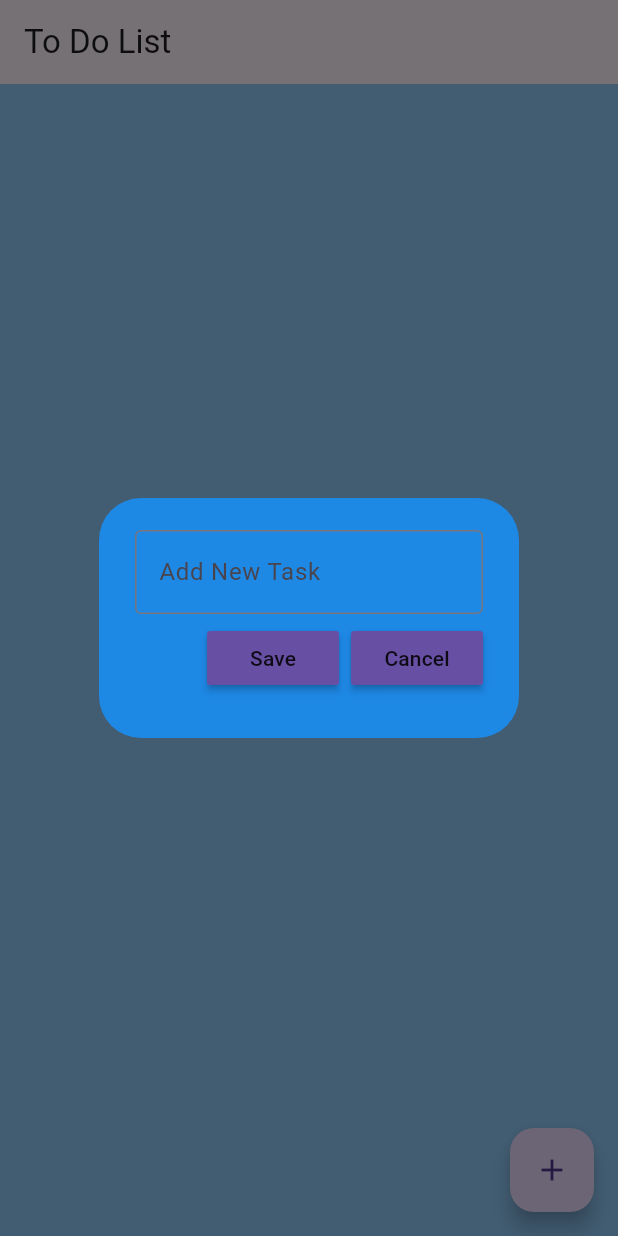
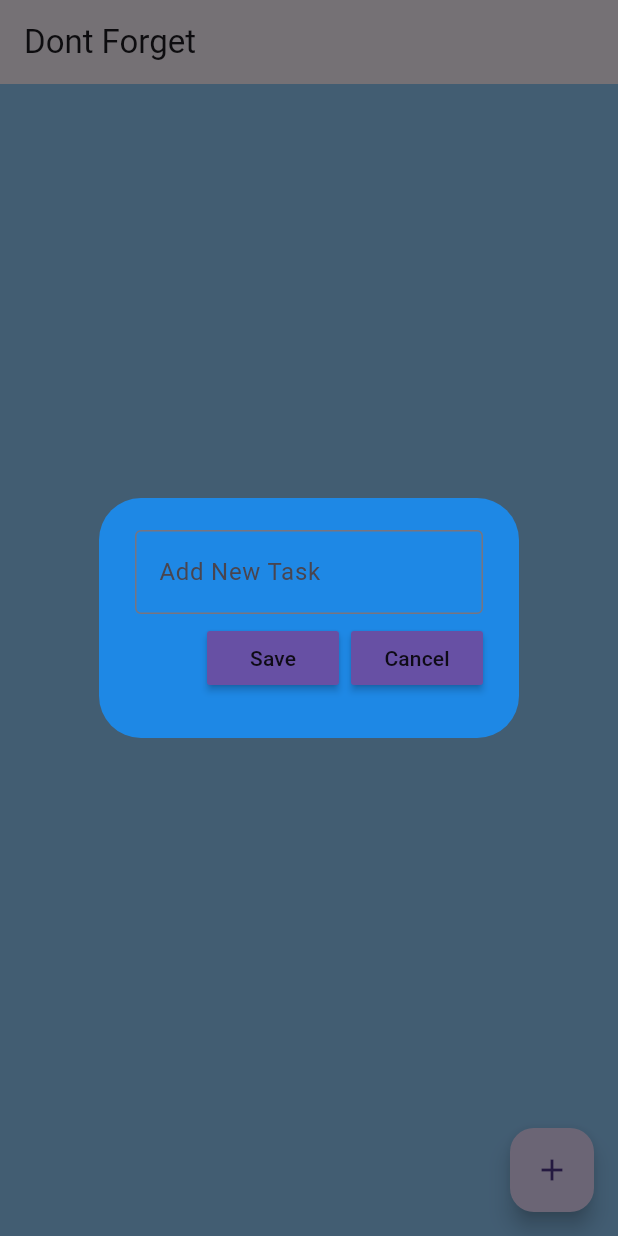
Before and after one commit to onurtavukcu/ToDoApp_Flutter, a Flutter app: the screen it shows after launch, after a tap on the "add" icon, on a phone screen of 412 x 824 dp. Run offline on Flutter 3.47's test engine with Material 3 defaults, Android fonts, the phone set to English and light mode, and no system bars; our stand-ins replace flutter_slidable, hive_flutter; accounts and stored records are empty.

```diff
--- a/lib/Pages/HomePage.dart
+++ b/lib/Pages/HomePage.dart
@@ -4,16 +4,16 @@ import 'package:flutter_application_1/Pages/dialogBox.dart';
 import 'package:flutter_application_1/data/database.dart';
 import 'package:hive_flutter/hive_flutter.dart';
 
-class Homapage extends StatefulWidget {
-  Homapage() {
+class Homepage extends StatefulWidget {
+  Homepage() {
     super.key;
   }
 
   @override
-  State<Homapage> createState() => _HomaPageState();
+  State<Homepage> createState() => _HomePageState();
 }
 
-class _HomaPageState extends State<Homapage> {
+class _HomePageState extends State<Homepage> {
   final _mybox = Hive.box('mybox');
 
   final _controller = TextEditingController();
@@ -31,15 +31,6 @@ class _HomaPageState extends State<Homapage> {
     super.initState();
   }
 
-  //checkbox tapped
-
-  void checkBoxChanged(bool? value, int index) {
-    setState(() {
-      db.toDoList[index][1] = !db.toDoList[index][1];
-    });
-    db.updateDatabase();
-  }
-
   void saveNewTask() {
     setState(() {
       db.toDoList.add([_controller.text, false]);
@@ -50,16 +41,22 @@ class _HomaPageState extends State<Homapage> {
   }
 
   void createNewTask() {
+    // debugPrint('data: $isActive');
     showDialog(
         context: context,
         builder: (context) {
           return DialogBox(
             controller: _controller,
             onSave: saveNewTask,
-            onCancel: () => Navigator.of(context).pop(),
+            onCancel: cancelButton,
           );
         });
     db.updateDatabase();
+  }
+
+  void cancelButton() {
+    Navigator.of(context).pop();
+    _controller.text = "";
   }
 
   void deleteTask(int index) {
@@ -74,12 +71,11 @@ class _HomaPageState extends State<Homapage> {
     return Scaffold(
         backgroundColor: Colors.blue[200],
         appBar: AppBar(
-          title: Text("To Do List"),
-          elevation: 0,
+          title: const Text("Dont Forget"),
         ),
         floatingActionButton: FloatingActionButton(
           onPressed: createNewTask,
-          child: Icon(Icons.add),
+          child: const Icon(Icons.add),
         ),
         body: ListView.builder(
           itemCount: db.toDoList.length,
@@ -87,26 +83,9 @@ class _HomaPageState extends State<Homapage> {
             return ToDoTile(
               taskName: db.toDoList[index][0],
               taskCompleted: db.toDoList[index][1],
-              onChanged: (value) => checkBoxChanged(value, index),
               deleteFunction: (context) => deleteTask(index),
             );
           },
         ));
   }
 }
-
-
-// body: ListView(
-//         children: [
-//           ToDoTile(
-//             taskName: "Make Tutorials",
-//             taskCompleted: true,
-//             onChanged: (p0) {},
-//           ),
-//           ToDoTile(
-//             taskName: "Sharpen Knifes",
-//             taskCompleted: false,
-//             onChanged: (p0) {},
-//           ),
-//         ],
-//       ),
--- a/lib/Pages/dialogBox.dart
+++ b/lib/Pages/dialogBox.dart
@@ -6,11 +6,12 @@ class DialogBox extends StatelessWidget {
   VoidCallback onSave;
   VoidCallback onCancel;
 
-  DialogBox(
-      {super.key,
-      required this.controller,
-      required this.onSave,
-      required this.onCancel});
+  DialogBox({
+    super.key,
+    required this.controller,
+    required this.onSave,
+    required this.onCancel,
+  });
 
   @override
   Widget build(BuildContext context) {
@@ -29,9 +30,15 @@ class DialogBox extends StatelessWidget {
               Row(
                 mainAxisAlignment: MainAxisAlignment.end,
                 children: [
-                  MyButton(text: "Save", onPressed: onSave),
+                  MyButton(
+                    text: "Save",
+                    onPressed: onSave,
+                  ),
                   const SizedBox(width: 8),
-                  MyButton(text: "Cancel", onPressed: onCancel)
+                  MyButton(
+                    text: "Cancel",
+                    onPressed: onCancel,
+                  )
                 ],
               )
             ],
--- a/lib/Pages/myButton.dart
+++ b/lib/Pages/myButton.dart
@@ -4,7 +4,12 @@ class MyButton extends StatelessWidget {
   final String text;
   VoidCallback onPressed;
 
-  MyButton({super.key, required this.text, required this.onPressed});
+  MyButton({
+    super.key,
+    required this.text,
+    required this.onPressed,
+  });
+
   @override
   Widget build(BuildContext context) {
     return MaterialButton(
--- a/lib/main.dart
+++ b/lib/main.dart
@@ -19,7 +19,7 @@ class MyApp extends StatelessWidget {
     return MaterialApp(
       debugShowCheckedModeBanner: false,
       title: 'Flutter Demo',
-      home: Homapage(),
+      home: Homepage(),
       theme: ThemeData(primarySwatch: Colors.red),
     );
   }
```
Also changed, not shown: lib/Pages/ToDoTile.dart (+0 -7 lines), lib/Pages/dficon.png (added).
